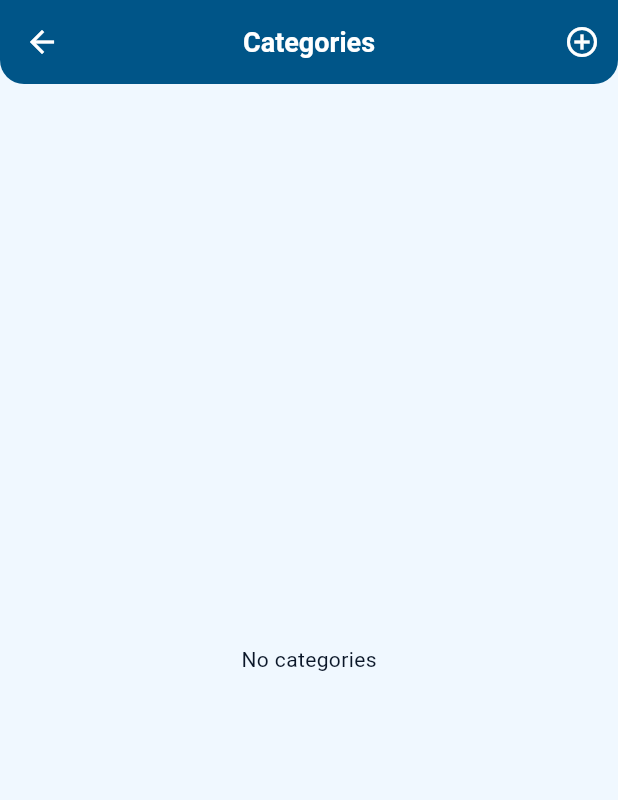
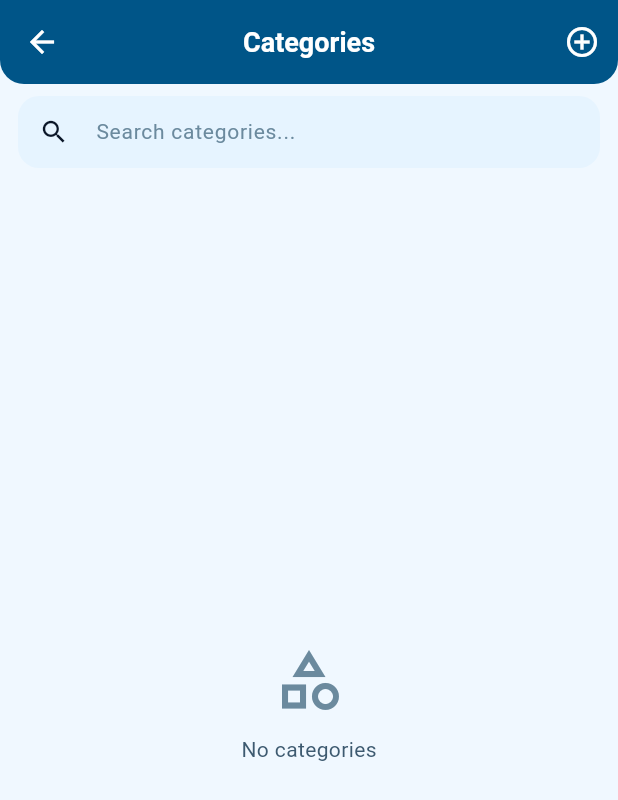
Before and after one commit to MasQuantumCoder-34/MuFar-CentralEnterprises, a Flutter app: the CategoriesScreen screen opened directly, on a phone screen of 412 x 824 dp. Shown: the top 800 px of the screen. Run offline on Flutter 3.47's test engine with Material 3 defaults, Android fonts, the phone set to English and light mode, and no system bars; our stand-ins replace fl_chart, flutter_secure_storage, image_picker; accounts and stored records are empty; network calls fail.

```diff
--- a/mobile-app/lib/providers/auth_provider.dart
+++ b/mobile-app/lib/providers/auth_provider.dart
@@ -22,14 +22,9 @@ class AuthProvider extends ChangeNotifier {
       notifyListeners();
       return;
     }
-    final profile = await _authService.getProfile();
-    if (profile.success && profile.data != null) {
-      _user = profile.data;
-      _status = AuthStatus.authenticated;
-    } else {
-      _status = AuthStatus.unauthenticated;
-    }
+    _status = AuthStatus.authenticated;
     notifyListeners();
+    loadProfile();
   }
 
   Future<bool> login(String email, String password) async {
--- a/mobile-app/lib/screens/categories/categories_screen.dart
+++ b/mobile-app/lib/screens/categories/categories_screen.dart
@@ -21,6 +21,16 @@ class _CategoriesScreenState extends State<CategoriesScreen> {
   final ApiClient _api = ApiClient();
   List<Category> _categories = [];
   bool _loading = true;
+  String _search = '';
+
+  List<Category> get _filteredCategories {
+    if (_search.isEmpty) return _categories;
+    final q = _search.toLowerCase();
+    return _categories.where((c) =>
+      c.name.toLowerCase().contains(q) ||
+      (c.description?.toLowerCase().contains(q) ?? false)
+    ).toList();
+  }
 
   @override
   void initState() {
@@ -105,17 +115,53 @@ class _CategoriesScreenState extends State<CategoriesScreen> {
           ),
         ],
       ),
-      body: _loading
+      body: Column(
+        children: [
+          Padding(
+            padding: const EdgeInsets.fromLTRB(12, 8, 12, 4),
+            child: TextField(
+              decoration: InputDecoration(
+                hintText: 'Search categories...',
+                prefixIcon: const Icon(Icons.search, size: 20),
+                filled: true,
+                fillColor: AppTheme.surfaceVariant,
+                border: OutlineInputBorder(
+                  borderRadius: BorderRadius.circular(12),
+                  borderSide: BorderSide.none,
+                ),
+                contentPadding: const EdgeInsets.symmetric(vertical: 12),
+              ),
+              onChanged: (v) => setState(() => _search = v),
+            ),
+          ),
+          Expanded(
+            child: _loading
                 ? const LoadingWidget()
-          : _categories.isEmpty
-              ? const Center(child: Text('No categories'))
+                : _filteredCategories.isEmpty
+                    ? Center(
+                        child: Column(
+                          mainAxisAlignment: MainAxisAlignment.center,
+                          children: [
+                            Icon(
+                              _search.isNotEmpty ? Icons.search_off : Icons.category_outlined,
+                              size: 48,
+                              color: AppTheme.textTertiary,
+                            ),
+                            const SizedBox(height: 12),
+                            Text(
+                              _search.isNotEmpty ? 'No categories matching "$_search"' : 'No categories',
+                              style: const TextStyle(color: AppTheme.textSecondary),
+                            ),
+                          ],
+                        ),
+                      )
                     : RefreshIndicator(
                         onRefresh: _load,
                         child: ListView.builder(
-                    padding: const EdgeInsets.fromLTRB(12, 8, 12, 80),
-                    itemCount: _categories.length,
+                          padding: const EdgeInsets.fromLTRB(12, 4, 12, 80),
+                          itemCount: _filteredCategories.length,
                           itemBuilder: (_, i) {
-                      final cat = _categories[i];
+                            final cat = _filteredCategories[i];
                       return Padding(
                         padding: const EdgeInsets.only(bottom: 10),
                         child: Card(
@@ -195,6 +241,9 @@ class _CategoriesScreenState extends State<CategoriesScreen> {
                     },
                 ),
               ),
+            ),
+          ],
+        ),
     );
   }
 }
```
Also changed, not shown: 1 other file. Lines whose indentation alone changed are shown as unchanged.
